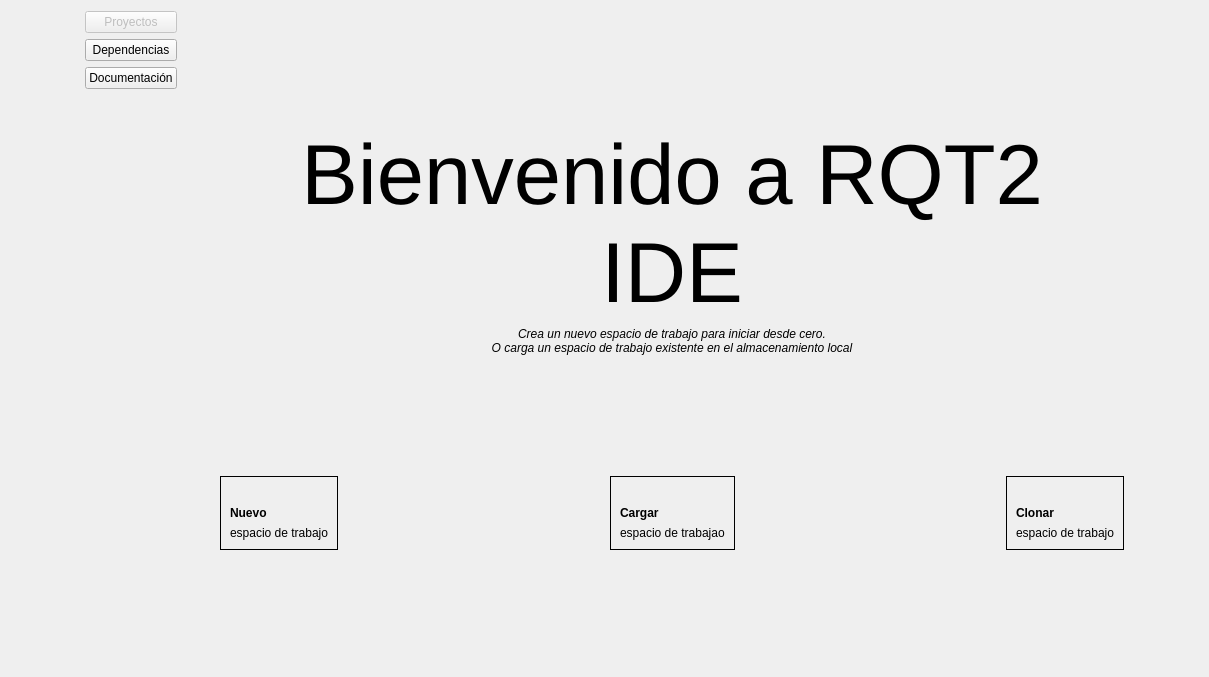
Qt form forms/f0_main.ui (RQT2/rqt2-widgets) before a commit.
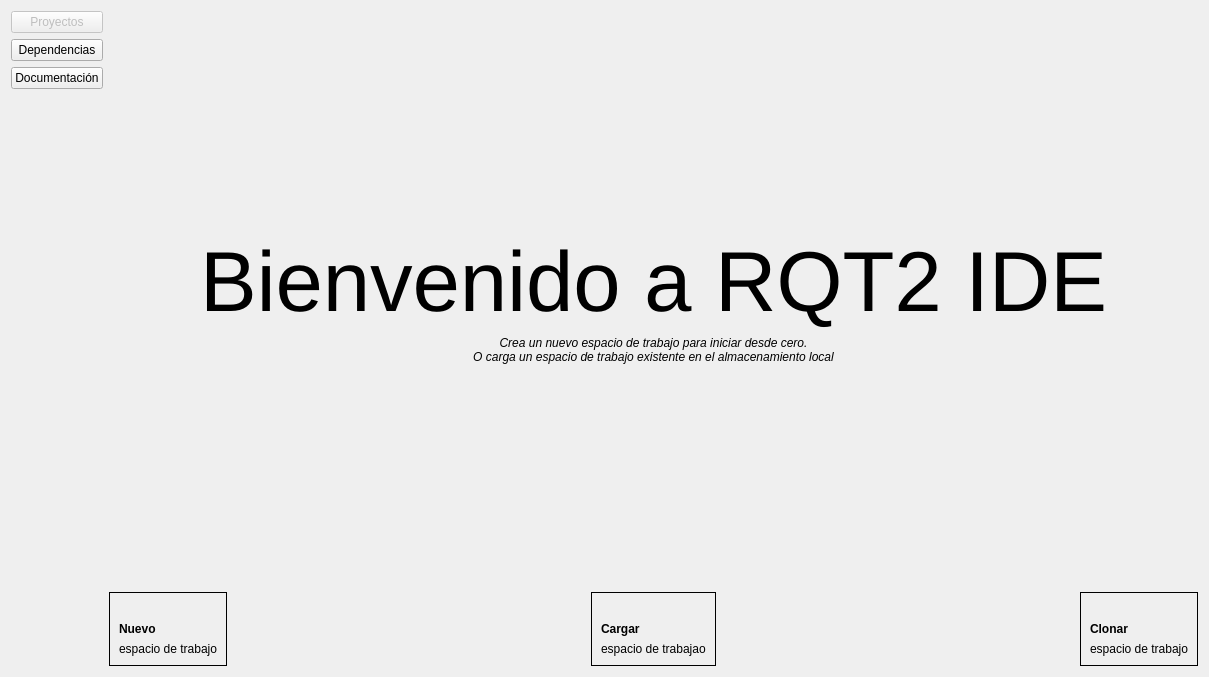
The same form after that commit. Icons and pictures are not drawn.

Commit message: style: clean start window

The edit to the form file:
```diff
--- a/forms/f0_main.ui
+++ b/forms/f0_main.ui
@@ -30,32 +30,6 @@
     <normaloff>icons/logo.svg</normaloff>icons/logo.svg</iconset>
   </property>
   <layout class="QHBoxLayout" name="horizontalLayout">
-   <item>
-    <spacer name="horizontalSpacer">
-     <property name="orientation">
-      <enum>Qt::Orientation::Horizontal</enum>
-     </property>
-     <property name="sizeHint" stdset="0">
-      <size>
-       <width>40</width>
-       <height>20</height>
-      </size>
-     </property>
-    </spacer>
-   </item>
-   <item>
-    <spacer name="horizontalSpacer_6">
-     <property name="orientation">
-      <enum>Qt::Orientation::Horizontal</enum>
-     </property>
-     <property name="sizeHint" stdset="0">
-      <size>
-       <width>40</width>
-       <height>20</height>
-      </size>
-     </property>
-    </spacer>
-   </item>
    <item>
     <layout class="QVBoxLayout" name="verticalLayout">
      <item>
@@ -103,19 +77,6 @@
      </item>
     </layout>
    </item>
-   <item>
-    <spacer name="horizontalSpacer_5">
-     <property name="orientation">
-      <enum>Qt::Orientation::Horizontal</enum>
-     </property>
-     <property name="sizeHint" stdset="0">
-      <size>
-       <width>40</width>
-       <height>20</height>
-      </size>
-     </property>
-    </spacer>
-   </item>
    <item>
     <layout class="QVBoxLayout" name="verticalLayout_2">
      <item>
@@ -443,47 +404,8 @@
        </item>
       </layout>
      </item>
-     <item>
-      <spacer name="verticalSpacer_4">
-       <property name="orientation">
-        <enum>Qt::Orientation::Vertical</enum>
-       </property>
-       <property name="sizeHint" stdset="0">
-        <size>
-         <width>20</width>
-         <height>40</height>
-        </size>
-       </property>
-      </spacer>
-     </item>
     </layout>
    </item>
-   <item>
-    <spacer name="horizontalSpacer_2">
-     <property name="orientation">
-      <enum>Qt::Orientation::Horizontal</enum>
-     </property>
-     <property name="sizeHint" stdset="0">
-      <size>
-       <width>40</width>
-       <height>20</height>
-      </size>
-     </property>
-    </spacer>
-   </item>
-   <item>
-    <spacer name="horizontalSpacer_7">
-     <property name="orientation">
-      <enum>Qt::Orientation::Horizontal</enum>
-     </property>
-     <property name="sizeHint" stdset="0">
-      <size>
-       <width>40</width>
-       <height>20</height>
-      </size>
-     </property>
-    </spacer>
-   </item>
   </layout>
  </widget>
  <resources/>
```
The commit also changes 3 other files.
